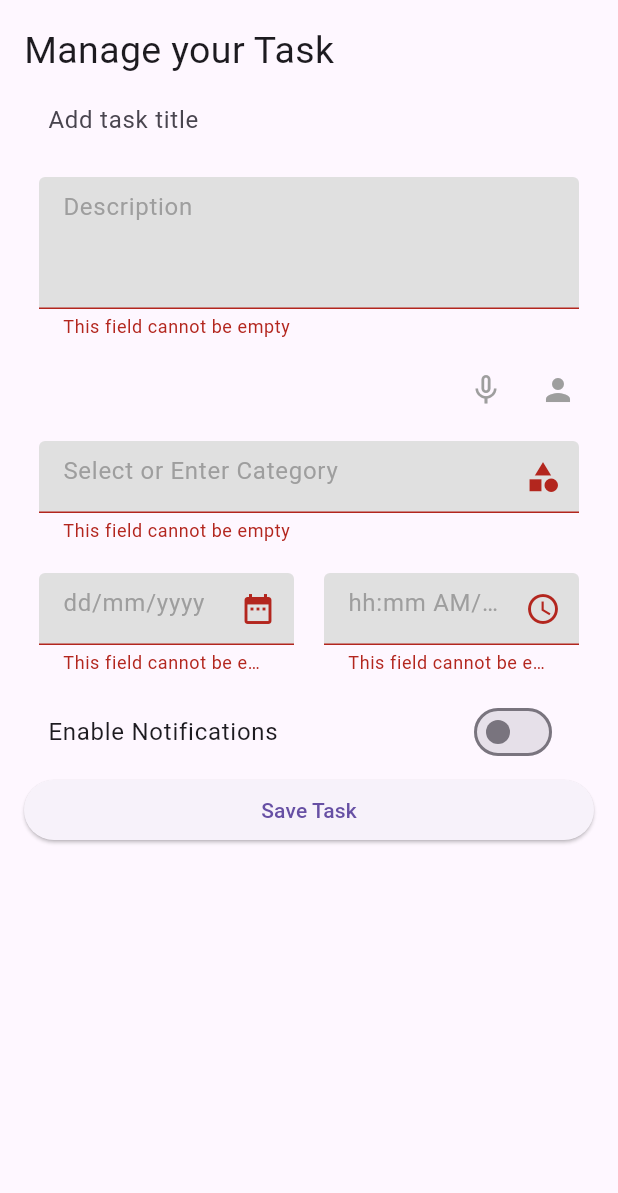
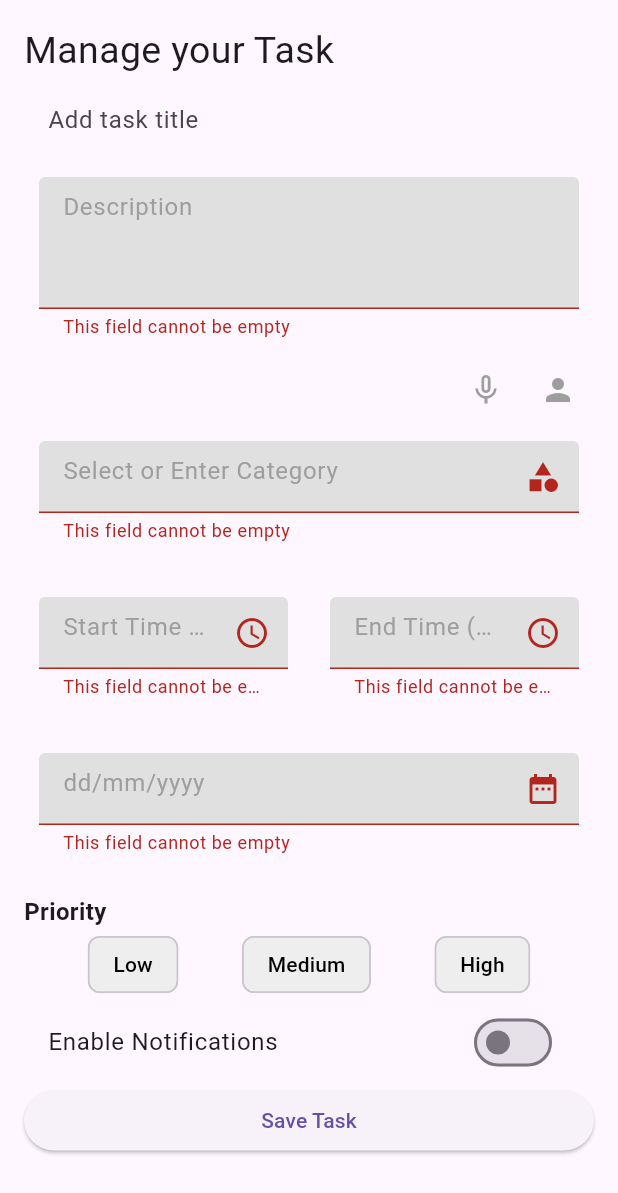
Before and after one commit to MariamAshraf200/GoalMapper, a Flutter app: the AddTaskAndUpdateScreen screen opened directly, after a tap on "Save Task", on a phone screen of 412 x 824 dp. Shown: the top 1193 px of the screen. Run offline on Flutter 3.47's test engine with Material 3 defaults, Android fonts, the phone set to English and light mode, and no system bars; our stand-ins replace equatable, flutter_bloc, get_it, hive, hive_flutter, speech_to_text; accounts and stored records are empty.

Commit message:
end time

```diff
--- a/lib/feature/taskHome/data/model/taskModel.dart
+++ b/lib/feature/taskHome/data/model/taskModel.dart
@@ -18,15 +18,18 @@ class TaskModel {
   final String date;
 
   @HiveField(4)
-  final String time;
+  final String time; // Start time
 
   @HiveField(5)
+  final String endTime; // New end time field
+
+  @HiveField(6)
   final String priority;
 
-  @HiveField(6)
+  @HiveField(7)
   final String status;
 
-  @HiveField(7)
+  @HiveField(8)
   final String category;
 
   // Constructor
@@ -36,9 +39,10 @@ class TaskModel {
     required this.description,
     required this.date,
     required this.time,
+    required this.endTime,
     required this.priority,
     required this.status,
-    required this.category, // Add category to constructor
+    required this.category,
   });
 
   TaskEntity toEntity() {
@@ -48,6 +52,7 @@ class TaskModel {
       description: description,
       date: date,
       time: time,
+      endTime: endTime,
       priority: priority,
       status: status,
       category: category,
@@ -61,6 +66,7 @@ class TaskModel {
       description: entity.description,
       date: entity.date,
       time: entity.time,
+      endTime: entity.endTime,
       priority: entity.priority,
       status: entity.status,
       category: entity.category,
--- a/lib/feature/taskHome/data/repo_impl/repoTask.dart
+++ b/lib/feature/taskHome/data/repo_impl/repoTask.dart
@@ -85,6 +85,7 @@ class TaskRepositoryImpl implements TaskRepository {
             existingTask.description,
             date: existingTask.date,
             time: existingTask.time,
+            endTime: existingTask.endTime,
             priority: existingTask.priority,
             status: newStatus,
           );
--- a/lib/feature/taskHome/domain/entity/taskEntity.dart
+++ b/lib/feature/taskHome/domain/entity/taskEntity.dart
@@ -4,6 +4,7 @@ class TaskEntity {
   final String description;
   final String date;
   final String time;
+  final String endTime; // New field for end time
   final String priority;
   final String status;
   final String category; // New field for category
@@ -14,9 +15,10 @@ class TaskEntity {
     required this.description,
     required this.date,
     required this.time,
+    required this.endTime, // Add endTime to the constructor
     required this.priority,
     required this.status,
-    required this.category, // Add category to the constructor
+    required this.category,
   });
 
   TaskEntity copyWith({
@@ -25,9 +27,10 @@ class TaskEntity {
     String? description,
     String? date,
     String? time,
+    String? endTime,
     String? priority,
     String? status,
-    String? category, // Add category to copyWith method
+    String? category,
   }) {
     return TaskEntity(
       id: id ?? this.id,
@@ -35,9 +38,10 @@ class TaskEntity {
       description: description ?? this.description,
       date: date ?? this.date,
       time: time ?? this.time,
+      endTime: endTime ?? this.endTime, // Copy endTime
       priority: priority ?? this.priority,
       status: status ?? this.status,
-      category: category ?? this.category, // Update category
+      category: category ?? this.category,
     );
   }
 }
--- a/lib/feature/taskHome/presintation/bloc/taskBloc/bloc.dart
+++ b/lib/feature/taskHome/presintation/bloc/taskBloc/bloc.dart
@@ -89,6 +89,7 @@ class TaskBloc extends Bloc<TaskEvent, TaskState> {
         description: event.task.description,
         date: event.task.date,
         time: event.task.time,
+        endTime: event.task.endTime,
         priority: event.task.priority,
         id: event.task.id,
         status: event.task.status,
--- a/lib/feature/taskHome/presintation/screen/AddNewAndUpdateTaskScreen.dart
+++ b/lib/feature/taskHome/presintation/screen/AddNewAndUpdateTaskScreen.dart
@@ -28,6 +28,7 @@ class _AddTaskAndUpdateScreenState extends State<AddTaskAndUpdateScreen> {
   final TextEditingController titleController = TextEditingController();
   final TextEditingController descriptionController = TextEditingController();
   final TextEditingController timeController = TextEditingController();
+  final TextEditingController endTimeController = TextEditingController();
   final TextEditingController dateController = TextEditingController();
   final TextEditingController categoryController = TextEditingController();
   final _formKey = GlobalKey<FormState>();
@@ -143,7 +144,6 @@ class _AddTaskAndUpdateScreenState extends State<AddTaskAndUpdateScreen> {
       Navigator.pop(context);
     }
   }
-
   Widget _buildFormBody(List<CategoryModel> categories) {
     return Form(
       key: _formKey,
@@ -155,7 +155,6 @@ class _AddTaskAndUpdateScreenState extends State<AddTaskAndUpdateScreen> {
             children: [
               const Text('Manage your Task',
                   style: TextStyle(fontWeight: FontWeight.w400, fontSize: 25)),
-              // Title TextField
               TextField(
                 controller: titleController,
                 decoration: const InputDecoration(
@@ -180,7 +179,14 @@ class _AddTaskAndUpdateScreenState extends State<AddTaskAndUpdateScreen> {
                 validator: _validateTextField,
                 readOnly: false,
               ),
-              _buildDateAndTimeFields(),
+              const SizedBox(height: 16),
+              _buildDateAndTimeFields(),  // Date and Time Fields
+              const SizedBox(height: 16),
+              const Text(
+                'Priority',
+                style: TextStyle(fontSize: 16, fontWeight: FontWeight.bold),
+              ),
+              _buildPrioritySelector(), // Moved Priority below
               SwitchListTile(
                 title: const Text("Enable Notifications"),
                 value: allowNotifications,
@@ -197,6 +203,39 @@ class _AddTaskAndUpdateScreenState extends State<AddTaskAndUpdateScreen> {
       ),
     );
   }
+
+  Widget _buildPrioritySelector() {
+    return Row(
+      mainAxisAlignment: MainAxisAlignment.spaceEvenly,
+      children: [
+        _buildPriorityChip('Low'),
+        _buildPriorityChip('Medium'),
+        _buildPriorityChip('High'),
+      ],
+    );
+  }
+
+  Widget _buildPriorityChip(String priority) {
+    return ChoiceChip(
+      label: Text(priority),
+      selected: selectedPriority == priority,
+      onSelected: (bool selected) {
+        setState(() {
+          if (selected) {
+            selectedPriority = priority;
+          }
+        });
+      },
+      labelStyle: TextStyle(
+        color: selectedPriority == priority ? Colors.white : Colors.black,
+      ),
+      backgroundColor: Colors.grey.shade200,
+      avatar: selectedPriority == priority
+          ? Icon(Icons.check)
+          : null,
+    );
+  }
+
 
   Widget _buildSpeechAndUserIcons() {
     return Row(
@@ -220,12 +259,36 @@ class _AddTaskAndUpdateScreenState extends State<AddTaskAndUpdateScreen> {
       ],
     );
   }
-
   Widget _buildDateAndTimeFields() {
-    return Row(
+    return Column(
+      children: [
+        Row(
           children: [
             Expanded(
               child: CustomTextField(
+                controller: timeController,
+                hintText: 'Start Time (hh:mm AM/PM)',
+                suffixIcon: const Icon(Icons.access_time),
+                onTap: _pickStartTime,
+                validator: _validateTextField,
+                readOnly: false,
+              ),
+            ),
+            const SizedBox(width: 8),
+            Expanded(
+              child: CustomTextField(
+                controller: endTimeController,
+                hintText: 'End Time (hh:mm AM/PM)',
+                suffixIcon: const Icon(Icons.access_time),
+                onTap: _pickEndTime,
+                validator: _validateTextField,
+                readOnly: false,
+              ),
+            ),
+          ],
+        ),
+        const SizedBox(height: 16),
+        CustomTextField(
           controller: dateController,
           hintText: 'dd/mm/yyyy',
           suffixIcon: const Icon(Icons.date_range),
@@ -233,20 +296,10 @@ class _AddTaskAndUpdateScreenState extends State<AddTaskAndUpdateScreen> {
           validator: _validateTextField,
           readOnly: false,
         ),
-        ),
-        Expanded(
-          child: CustomTextField(
-            controller: timeController,
-            hintText: 'hh:mm AM/PM',
-            suffixIcon: const Icon(Icons.access_time),
-            onTap: _pickTime,
-            validator: _validateTextField,
-            readOnly: false,
-          ),
-        ),
       ],
     );
   }
+
 
   Future<void> _pickDate() async {
     DateTime? selectedDate = await showDatePicker(
@@ -260,7 +313,7 @@ class _AddTaskAndUpdateScreenState extends State<AddTaskAndUpdateScreen> {
     }
   }
 
-  Future<void> _pickTime() async {
+  Future<void> _pickStartTime() async {
     TimeOfDay? selectedTime = await showTimePicker(
       context: context,
       initialTime: TimeOfDay.now(),
@@ -277,6 +330,25 @@ class _AddTaskAndUpdateScreenState extends State<AddTaskAndUpdateScreen> {
       timeController.text = DateFormat('hh:mm a').format(selectedDateTime);
     }
   }
+  Future<void> _pickEndTime() async {
+    TimeOfDay? selectedTime = await showTimePicker(
+      context: context,
+      initialTime: TimeOfDay.now(),
+    );
+    if (selectedTime != null) {
+      final now = DateTime.now();
+      final selectedDateTime = DateTime(
+        now.year,
+        now.month,
+        now.day,
+        selectedTime.hour,
+        selectedTime.minute,
+      );
+      endTimeController.text = DateFormat('hh:mm a').format(selectedDateTime);
+    }
+  }
+
+
 
   Widget _buildSaveButton() {
     return SizedBox(
@@ -289,6 +361,7 @@ class _AddTaskAndUpdateScreenState extends State<AddTaskAndUpdateScreen> {
               description: descriptionController.text,
               date: dateController.text,
               time: timeController.text,
+              endTime: endTimeController.text,
               priority: selectedPriority,
               category: categoryController.text,
               id: uniqueTaskId,
--- a/lib/feature/taskHome/presintation/screen/taskTrack.dart
+++ b/lib/feature/taskHome/presintation/screen/taskTrack.dart
@@ -107,6 +107,7 @@ class _TaskTrackState extends State<TaskTrack> {
                             description: task.description,
                             date: task.date,
                             time: task.time,
+                            endTime: task.endTime,
                             priority: task.priority,
                             taskId: task.id,
                             status: task.status,
@@ -128,7 +129,7 @@ class _TaskTrackState extends State<TaskTrack> {
                                   ),
                                 );
                               }
-                            }, category: task.category,// category: task.category,
+                            }, category: task.category,
                           ),
                         ),
                       ],
```
Also changed, not shown: lib/feature/taskHome/presintation/Widget/bottomSheet.dart (+17 -4 lines), lib/feature/taskHome/presintation/Widget/customContainerTask.dart (+6 -1 lines), lib/feature/taskHome/data/model/taskModel.g.dart. Lines whose indentation alone changed are shown as unchanged.
